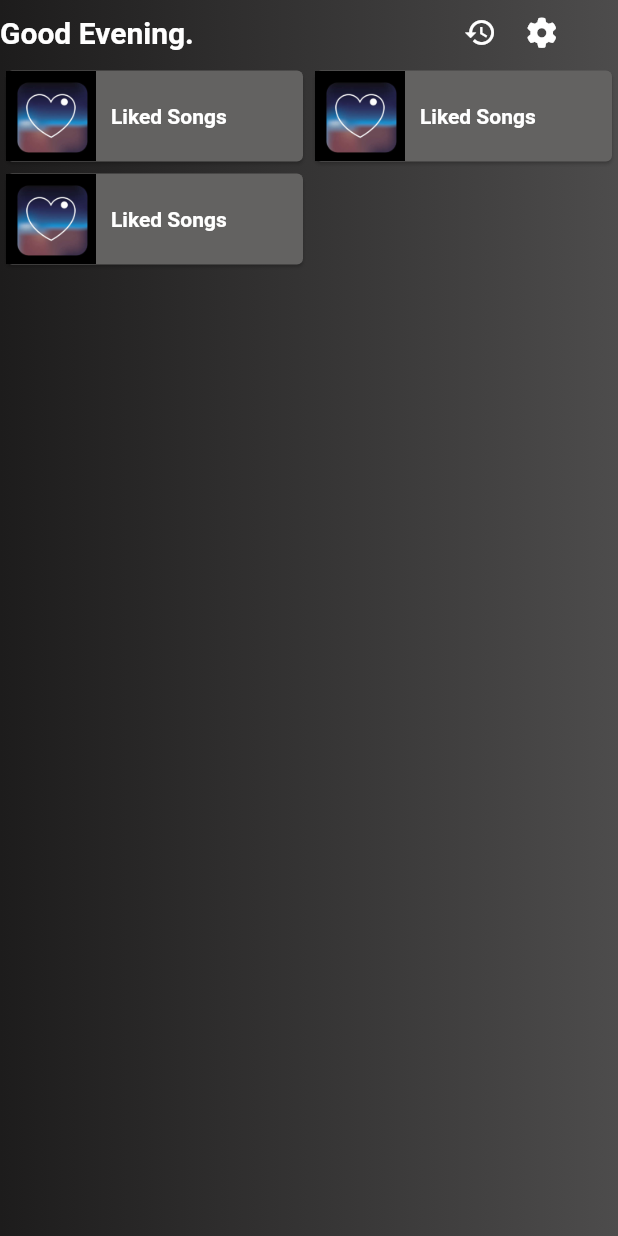
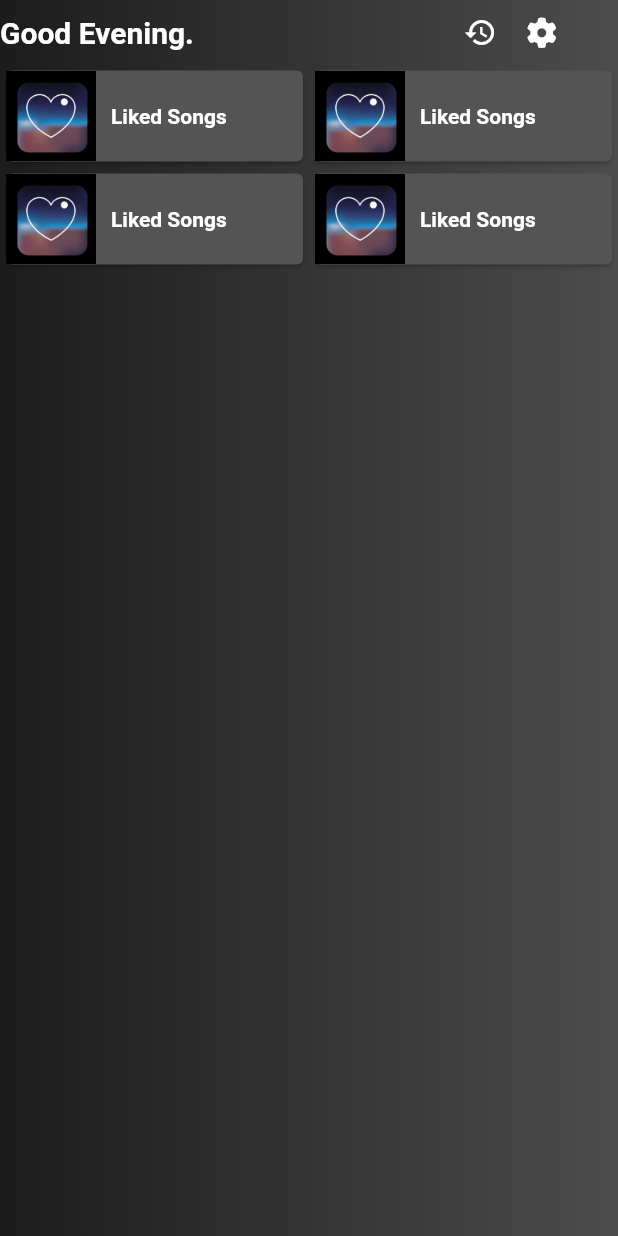
Before and after one commit to kirtijangid/spotify-clone, a Flutter app: the screen it shows after launch, on a phone screen of 412 x 824 dp. Run offline on Flutter 3.47's test engine with Material 2 defaults, Android fonts, the phone set to English and light mode, and no system bars; our stand-ins replace font_awesome_flutter.

Commit message:
increase in number of cards

```diff
--- a/lib/data .dart
+++ b/lib/data .dart
@@ -15,5 +15,10 @@ class Data {
       'image' : '...',
       'audio' : ' '
     },
+     {
+      'name' : '...',
+      'image' : '...',
+      'audio' : ' '
+    },
     ];
 }
--- a/lib/home/widgets/playlist.dart
+++ b/lib/home/widgets/playlist.dart
@@ -13,7 +13,7 @@ class PlayLists extends StatelessWidget {
         children: Data().playList.map((val) {
           return InkWell(
             child: Card(
-              color: const Color.fromARGB(255, 99, 98, 97),
+              color: Color.fromARGB(255, 85, 84, 84),
               child: IntrinsicHeight(
                 child: Row(
                   mainAxisAlignment: MainAxisAlignment.start,
```
